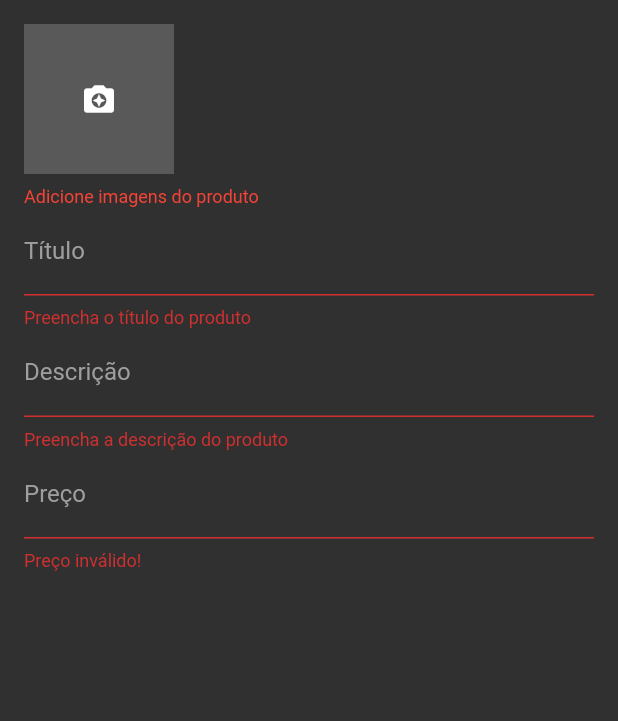
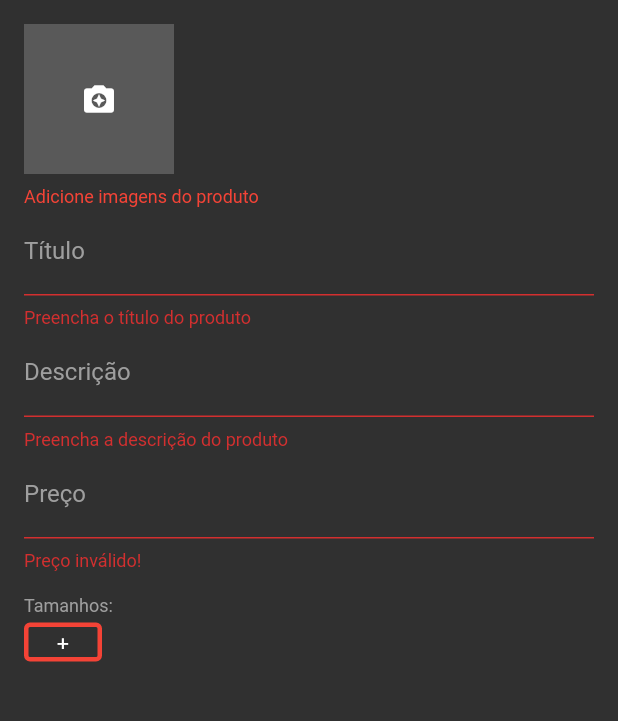
Before and after one commit to IvanHSilva/admin_vstore_app, a Flutter app: the ProductScreen screen opened directly, after a tap on the "save" icon, on a phone screen of 412 x 824 dp, the part 129-850 px from its top. Run offline on Flutter 3.47's test engine with Material 2 defaults, Android fonts, the phone set to English and light mode, and no system bars; our stand-ins replace cloud_firestore, firebase_auth, firebase_storage, flutter_speed_dial, image_cropper, image_picker and 2 more; missing offline and left inert: bloc_pattern; accounts and stored records are empty.

Commit message:
Sizes and Saving Products Implements

```diff
--- a/lib/blocs/product_bloc.dart
+++ b/lib/blocs/product_bloc.dart
@@ -50,6 +50,10 @@ class ProductBloc extends BlocBase {
     unsavedData['images'] = images;
   }
 
+  void saveSizes(List sizes) {
+    unsavedData['sizes'] = sizes;
+  }
+
   Future<bool> saveProduct() async {
     _loadingController.add(true);
     try {
--- a/lib/screens/product_screen.dart
+++ b/lib/screens/product_screen.dart
@@ -1,6 +1,7 @@
 import 'package:admin_vstore/blocs/product_bloc.dart';
 import 'package:admin_vstore/validators/product_validator.dart';
 import 'package:admin_vstore/widgets/images_widget.dart';
+import 'package:admin_vstore/widgets/product_sizes.dart';
 import 'package:cloud_firestore/cloud_firestore.dart';
 import 'package:flutter/material.dart';
 
@@ -140,6 +141,24 @@ class _ProductScreenState extends State<ProductScreen> with ProductValidator {
                       onSaved: _productBloc.savePrice,
                       validator: validatePrice,
                     ),
+                    SizedBox(height: 16,),
+                    Text(
+                      'Tamanhos:',
+                      style: TextStyle(
+                        color: Colors.grey,
+                        fontSize: 12,
+                      ),
+                    ),
+                    ProductSizes(
+                      context: context,
+                      initialValue: snapshot.data['sizes'],
+                      onSaved: _productBloc.saveSizes,
+                      validator: (s) {
+                        if (s.isEmpty) {
+                          return 'Adicione um tamanho';
+                        }
+                      },
+                    ),
                   ],
                 );
               }
--- /dev/null
+++ b/lib/widgets/product_sizes.dart
@@ -0,0 +1,89 @@
+import 'package:flutter/material.dart';
+
+import 'addS_size_dialog.dart';
+
+class ProductSizes extends FormField<List> {
+
+  ProductSizes({
+    BuildContext context,
+    List initialValue,
+    FormFieldSetter<List> onSaved,
+    FormFieldValidator<List> validator,
+  }) : super(
+    initialValue: initialValue,
+    onSaved: onSaved,
+    validator: validator,
+    builder: (state) {
+      return SizedBox(
+        height: 34,
+        child: GridView(
+          padding: EdgeInsets.symmetric(vertical: 4),
+          scrollDirection: Axis.horizontal,
+          gridDelegate: SliverGridDelegateWithFixedCrossAxisCount(
+            crossAxisCount: 1,
+            mainAxisSpacing: 8,
+            childAspectRatio: 0.5,
+          ),
+          children: state.value.map(
+            (s){
+              return GestureDetector(
+                onLongPress: () {
+                  state.didChange(state.value..remove(s));
+                },
+                child: Container(
+                  decoration: BoxDecoration(
+                    borderRadius: BorderRadius.all(
+                      Radius.circular(4),
+                    ),
+                    border: Border.all(
+                      color: Colors.pinkAccent,
+                      width: 3,
+                    ),
+                  ),
+                  alignment: Alignment.center,
+                  child: Text(
+                    s,
+                    style: TextStyle(
+                      color: Colors.white,
+                    ),
+                  ),
+                ),
+              );
+            }).toList()..add(
+              GestureDetector(
+                onTap: () async {
+                  String size = await showDialog(
+                    context: context,
+                    builder: (context) =>
+                    addSizeDialog(),
+                  );
+                  if (size != null) {
+                    size = size.toUpperCase();
+                    state.didChange(state.value..add(size));
+                  }
+                },
+                child: Container(
+                  decoration: BoxDecoration(
+                    borderRadius: BorderRadius.all(
+                      Radius.circular(4),
+                    ),
+                    border: Border.all(
+                      color: state.hasError ? Colors.red : Colors.pinkAccent,
+                      width: 3,
+                    ),
+                  ),
+                  alignment: Alignment.center,
+                  child: Text(
+                    '+',
+                    style: TextStyle(
+                      color: Colors.white,
+                    ),
+                  ),
+                ),
+              ),
+            ),
+        ),
+      );
+    }
+  );
+}
```
Also changed, not shown: lib/widgets/addS_size_dialog.dart (added, +32 -0 lines), 1 other file.
